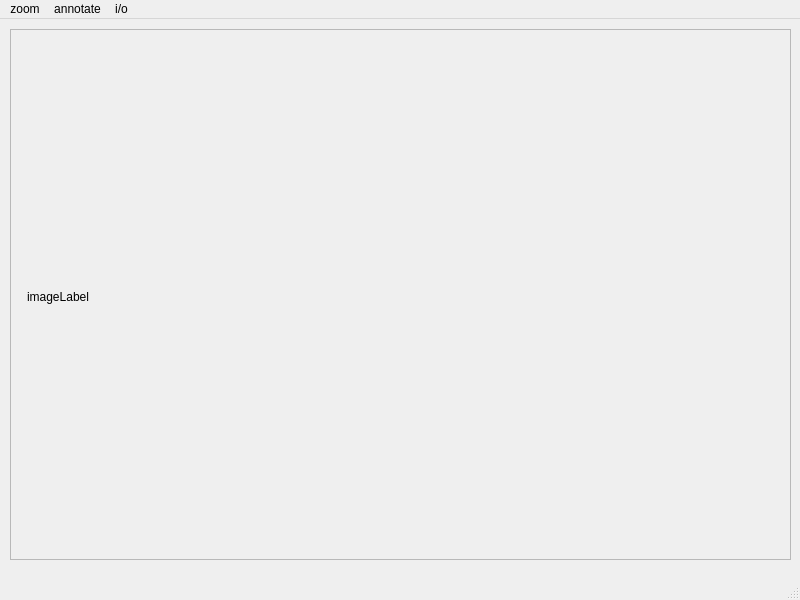
This is imageview.ui in giach68/RTITool as Qt 5 draws it before an edit. The edited form follows.
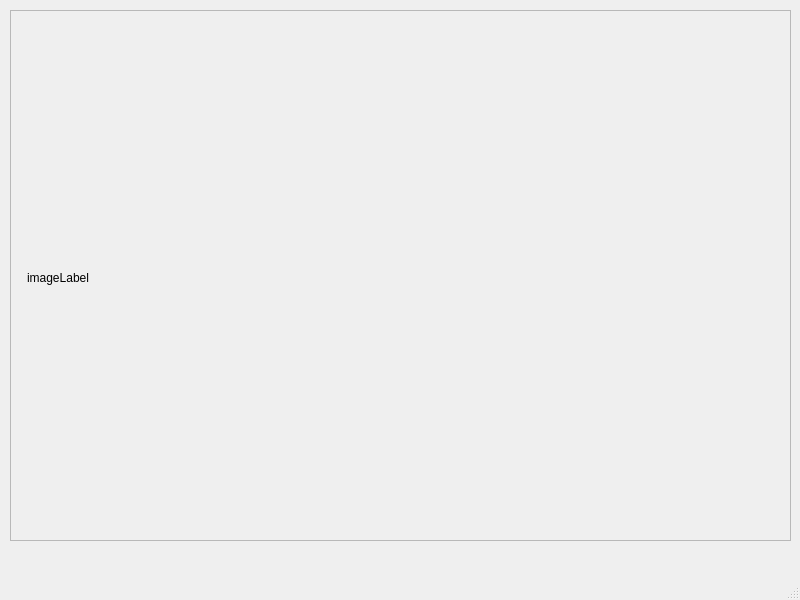
This is the edited form.

```diff
--- a/imageview.ui
+++ b/imageview.ui
@@ -54,60 +54,6 @@
     </widget>
    </widget>
   </widget>
-  <widget class="QMenuBar" name="menubar">
-   <property name="geometry">
-    <rect>
-     <x>0</x>
-     <y>0</y>
-     <width>800</width>
-     <height>22</height>
-    </rect>
-   </property>
-   <widget class="QMenu" name="menuZoom">
-    <property name="title">
-     <string>zoom</string>
-    </property>
-    <addaction name="zoomInAct"/>
-    <addaction name="zoomOutAct"/>
-    <addaction name="normalSizeAct"/>
-   </widget>
-   <widget class="QMenu" name="menuAnnotate">
-    <property name="title">
-     <string>annotate</string>
-    </property>
-    <widget class="QMenu" name="menuWhite_frame">
-     <property name="title">
-      <string>white frame</string>
-     </property>
-     <addaction name="frame1Act"/>
-     <addaction name="frame2Act"/>
-     <addaction name="frame3Act"/>
-     <addaction name="frame4Act"/>
-    </widget>
-    <widget class="QMenu" name="menuSpheres_2">
-     <property name="title">
-      <string>spheres</string>
-     </property>
-     <addaction name="sphere1Act"/>
-     <addaction name="sphere2Act"/>
-     <addaction name="sphere3Act"/>
-     <addaction name="sphere4Act"/>
-     <addaction name="actionClear"/>
-    </widget>
-    <addaction name="actionOff"/>
-    <addaction name="menuWhite_frame"/>
-    <addaction name="menuSpheres_2"/>
-   </widget>
-   <widget class="QMenu" name="menuI_o">
-    <property name="title">
-     <string>i/o</string>
-    </property>
-    <addaction name="loadAct"/>
-   </widget>
-   <addaction name="menuZoom"/>
-   <addaction name="menuAnnotate"/>
-   <addaction name="menuI_o"/>
-  </widget>
   <widget class="QStatusBar" name="statusbar"/>
   <action name="zoomInAct">
    <property name="text">
```
